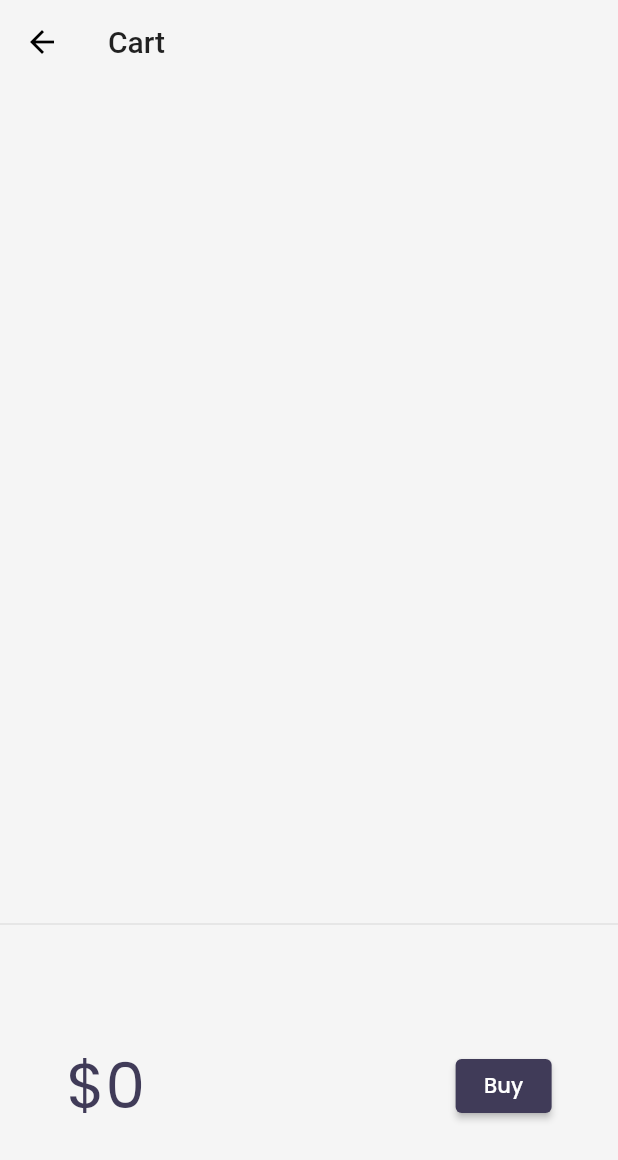
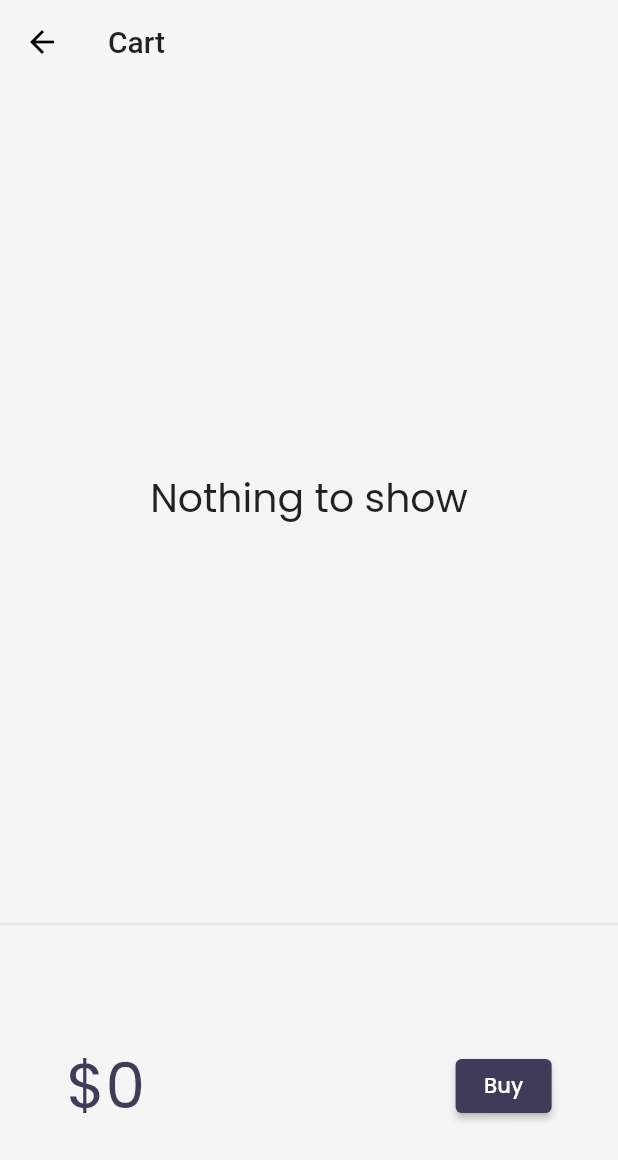
Before and after one commit to darkamgel/Simple-E-commerce-App, a Flutter app: the CartPage screen opened by its route, on a phone screen of 412 x 824 dp. Shown: the top 1160 px of the screen. Run offline on Flutter 3.47's test engine with Material 2 defaults, Android fonts, the phone set to English and light mode, and no system bars; drawn by our look-alikes of velocity_x; our stand-ins replace google_fonts, matcher; network calls fail.

```diff
--- /dev/null
+++ b/lib/core/store.dart
@@ -0,0 +1,14 @@
+import 'package:flutter_catalog/models/cart.dart';
+import 'package:flutter_catalog/models/catalog.dart';
+import 'package:velocity_x/velocity_x.dart';
+
+class MyStore extends VxStore {
+   late CatalogModel catalog;
+   late CartModel cart;
+
+  MyStore() {
+    catalog = CatalogModel();
+    cart = CartModel();
+    cart.catalog = catalog;
+  }
+}
--- a/lib/models/cart.dart
+++ b/lib/models/cart.dart
@@ -1,14 +1,8 @@
+import 'package:flutter_catalog/core/store.dart';
 import 'package:flutter_catalog/models/catalog.dart';
+import 'package:velocity_x/velocity_x.dart';
 
-class CartModel{
-
-  static final cartModel = CartModel._internal();
-
-  CartModel._internal();
-
-  factory CartModel() => cartModel;
-
-
+class CartModel {
 // catalog field
   late CatalogModel _catalog;
 
@@ -18,33 +12,39 @@ class CartModel{
 // Get Catalog
   CatalogModel get catalog => _catalog;
 
-  set catalog(CatalogModel newCatalog){
+  set catalog(CatalogModel newCatalog) {
     assert(newCatalog != null);
     _catalog = newCatalog;
-
   }
 
   // Get items in the cart
-  List<Item> get items => _itemIds.map((id)
-  => _catalog.getById(id)).toList();
+  List<Item> get items => _itemIds.map((id) => _catalog.getById(id)).toList();
 
   // get total price
-  num get totalPrice => items.fold(
-    0, (total, current) => total + current.price);
-
-  // Add Item
-
-  void add(Item item){
-    _itemIds.add(item.id);
-  }
+  num get totalPrice =>
+      items.fold(0, (total, current) => total + current.price);
 
 
 
 
-  // Remoce Item
+}
 
-  void remove(Item item){
-    _itemIds.remove(item.id);
+class AddMutation extends VxMutation<MyStore> {
+  final Item item;
+
+  AddMutation(this.item);
+  @override
+  perform() {
+    store?.cart._itemIds.add(item.id);
   }
+}
 
+class RemoveMutation extends VxMutation<MyStore> {
+  final Item item;
+
+  RemoveMutation(this.item);
+  @override
+  perform() {
+    store?.cart._itemIds.remove(item.id);
+  }
 }
--- a/lib/models/catalog.dart
+++ b/lib/models/catalog.dart
@@ -1,18 +1,4 @@
 class CatalogModel {
-  static final catModel = CatalogModel._internal();
-
-  CatalogModel._internal();
-
-  factory CatalogModel() => catModel;
-
-
-
-
-
-
-
-
-
 
   static List<Item> items = [
     Item(
--- a/lib/pages/cart_page.dart
+++ b/lib/pages/cart_page.dart
@@ -1,10 +1,7 @@
 import 'package:flutter/material.dart';
+import 'package:flutter_catalog/core/store.dart';
 import 'package:flutter_catalog/models/cart.dart';
-import 'package:flutter_catalog/widgets/themes.dart';
-import 'package:velocity_x/src/extensions/num_ext.dart';
-import 'package:velocity_x/src/extensions/string_ext.dart';
-import 'package:velocity_x/src/flutter/padding.dart';
-import 'package:velocity_x/src/flutter/widgets.dart';
+import 'package:velocity_x/velocity_x.dart';
 
 class CartPage extends StatelessWidget {
   const CartPage({Key? key}) : super(key: key);
@@ -13,14 +10,14 @@ class CartPage extends StatelessWidget {
   Widget build(BuildContext context) {
     return Scaffold(
       backgroundColor: Theme.of(context).canvasColor,
-      appBar: AppBar(backgroundColor: Colors.transparent,
+      appBar: AppBar(
+        backgroundColor: Colors.transparent,
         title: "Cart".text.make(),
       ),
-
-      body:Column(
+      body: Column(
         children: [
           // Placeholder().p32().expand(),
-          _cartList().p32().expand(),
+          _CartList().p32().expand(),
           Divider(),
           _CartTotal(),
         ],
@@ -29,65 +26,63 @@ class CartPage extends StatelessWidget {
   }
 }
 
-
 class _CartTotal extends StatelessWidget {
   // const _c({Key? key}) : super(key: key);
 
-
   @override
   Widget build(BuildContext context) {
-    final _cart = CartModel();
+    final CartModel _cart = (VxState.store as MyStore).cart;
     return SizedBox(
       height: 200,
       child: Row(
         mainAxisAlignment: MainAxisAlignment.spaceAround,
         children: [
-          "\$${_cart.totalPrice}".text.xl5.color(Theme.of(context).accentColor).make(),
+          VxConsumer(
+            notifications: {},
+            mutations: {RemoveMutation},
+            builder: (context, _,status){
+              return "\$${_cart.totalPrice}"
+              .text
+              .xl5
+              .color(Theme.of(context).accentColor)
+              .make();
+            },
+            ),
+
           30.widthBox,
           ElevatedButton(
-            onPressed: (){
+            onPressed: () {
               ScaffoldMessenger.of(context).showSnackBar(
-                SnackBar(content: "Buying not supported yet.".text.make())
-                );
-
+                  SnackBar(content: "Buying not supported yet.".text.make()));
             },
             style: ButtonStyle(
-              backgroundColor: MaterialStateProperty.all(Theme.of(context).buttonColor)
-            ),
+                backgroundColor:
+                    MaterialStateProperty.all(Theme.of(context).buttonColor)),
             child: "Buy".text.white.make(),
-
           )
         ],
-
-
       ),
     );
   }
 }
 
-
-class _cartList extends StatefulWidget {
-  const _cartList({Key? key}) : super(key: key);
-
-  @override
-  State<_cartList> createState() => _cartListState();
-}
-
-class _cartListState extends State<_cartList> {
-  final _cart = CartModel();
+class _CartList extends StatelessWidget {
   @override
   Widget build(BuildContext context) {
-    return ListView.builder(
+    VxState.watch(context, on: [RemoveMutation]);
+    final CartModel _cart = (VxState.store as MyStore).cart;
+    return _cart.items.isEmpty
+        ? "Nothing to show".text.xl3.makeCentered()
+        : ListView.builder(
             itemCount: _cart.items.length,
-      itemBuilder: (context,index) => ListTile(
+            itemBuilder: (context, index) => ListTile(
               leading: Icon(Icons.done),
-        trailing: IconButton(icon:Icon(Icons.remove_circle_outline),
-        onPressed: (){},
-
+              trailing: IconButton(
+                icon: Icon(Icons.remove_circle_outline),
+                onPressed: () => RemoveMutation(_cart.items[index]),
               ),
-        title:_cart.items[index].name.text.make(),
-      ) ,
-
+              title: _cart.items[index].name.text.make(),
+            ),
           );
   }
 }
--- a/lib/pages/homepage.dart
+++ b/lib/pages/homepage.dart
@@ -8,7 +8,6 @@ import 'package:flutter_catalog/utils/routes.dart';
 import 'package:flutter_catalog/widgets/home_widgets/catalog_header.dart';
 import 'package:flutter_catalog/widgets/home_widgets/catalog_list.dart';
 // import 'package:flutter_catalog/widgets/item_widgets.dart';
-import 'package:flutter_catalog/widgets/themes.dart';
 import 'dart:convert';
 // import 'velocity_x';
 import 'package:velocity_x/velocity_x.dart';
```
Also changed, not shown: lib/main.dart (+6 -1 lines), lib/pages/home_detail_page.dart (+3 -11 lines), lib/widgets/home_widgets/add_to_cart.dart (added, +44 -0 lines), lib/widgets/home_widgets/catalog_list.dart (+8 -40 lines). Lines whose indentation alone changed are shown as unchanged.
